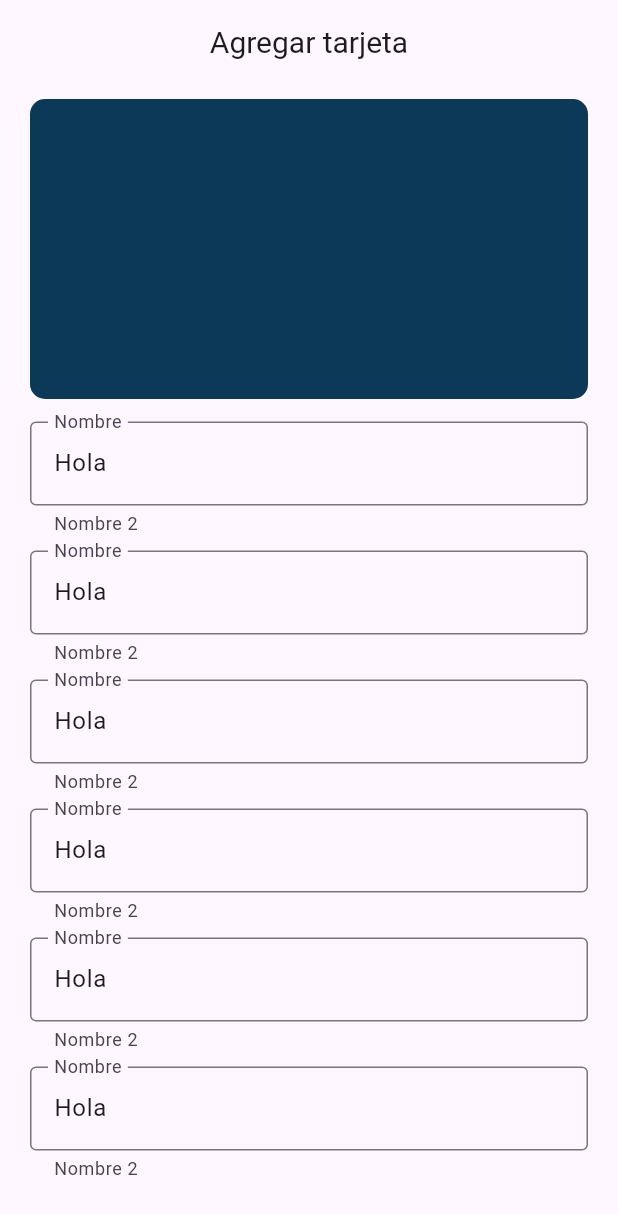
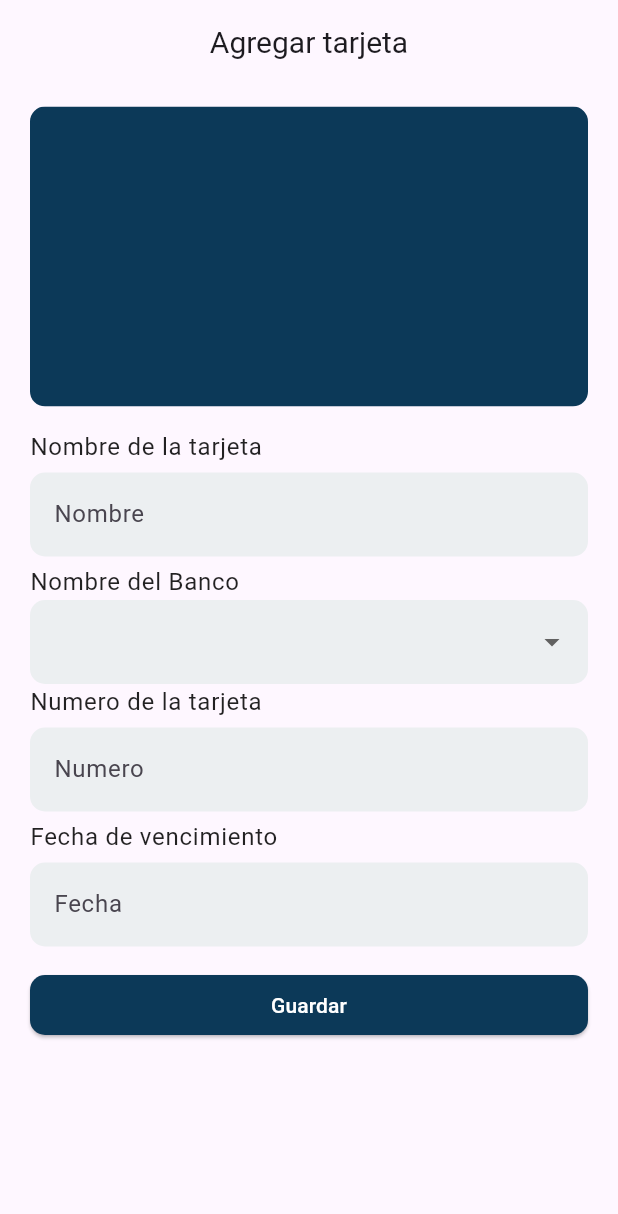
Before and after one commit to OscarOcomatl/banca_movil, a Flutter app: the AddNewCard screen opened by its route, on a phone screen of 412 x 824 dp. Shown: the top 1214 px of the screen. Run offline on Flutter 3.47's test engine with Material 3 defaults, Android fonts, the phone set to English and light mode, and no system bars; our stand-ins replace go_router.

Commit message:
Avances add new card screen

```diff
--- a/lib/presentation/screens/add_new_card/add_new_card.dart
+++ b/lib/presentation/screens/add_new_card/add_new_card.dart
@@ -12,6 +12,7 @@ class AddNewCard extends StatelessWidget {
 
     final GlobalKey<FormState> formKey = GlobalKey<FormState>();
 
+
     return Scaffold(
       appBar: AppBar(
         centerTitle: true,
@@ -20,24 +21,19 @@ class AddNewCard extends StatelessWidget {
       body: SingleChildScrollView(
         child: Form(
           key: formKey,
-          child: Column(
+          child: const Column(
+            crossAxisAlignment: CrossAxisAlignment.start,
             children: [
-              Padding(
-                padding: const EdgeInsets.symmetric(horizontal: 20, vertical: 10),
-                child: ClipRRect(
-                  borderRadius: BorderRadius.circular(10),
-                  child: Container(
-                    height: 200,
-                    color: const Color.fromRGBO(12, 57, 88, 1),
-                  ),
-                ),
-              ),
-              CustomInputField(),
-              CustomInputField(),
-              CustomInputField(),
-              CustomInputField(),
-              CustomInputField(),
-              CustomInputField(),
+              CardDescription(),
+              TextDescription(description: 'Nombre de la tarjeta'),
+              InputInfoField(hintText: 'Nombre'),
+              TextDescription(description: 'Nombre del Banco'),
+              EntitiesDropDownButtonFormField(),
+              TextDescription(description: 'Numero de la tarjeta'),
+              InputInfoField(hintText: 'Numero'),
+              TextDescription(description: 'Fecha de vencimiento'),
+              InputInfoField(hintText: 'Fecha'),
+              SaveInfoButton()
             ],
           ),
         ),
--- /dev/null
+++ b/lib/presentation/widgets/add_new_card/card_description.dart
@@ -0,0 +1,21 @@
+import 'package:flutter/material.dart';
+
+class CardDescription extends StatelessWidget {
+  const CardDescription({
+    super.key,
+  });
+
+  @override
+  Widget build(BuildContext context) {
+    return Padding(
+      padding: const EdgeInsets.symmetric(horizontal: 20, vertical: 15),
+      child: ClipRRect(
+        borderRadius: BorderRadius.circular(10),
+        child: Container(
+          height: 200,
+          color: const Color.fromRGBO(12, 57, 88, 1),
+        ),
+      ),
+    );
+  }
+}
--- /dev/null
+++ b/lib/presentation/widgets/add_new_card/custom_drop_down_button_form_field.dart
@@ -0,0 +1,43 @@
+import 'package:flutter/material.dart';
+
+class EntitiesDropDownButtonFormField extends StatelessWidget {
+  const EntitiesDropDownButtonFormField({super.key});
+
+  @override
+  Widget build(BuildContext context) {
+    return Padding(
+      padding: const EdgeInsets.symmetric(horizontal: 20),
+      child: DropdownButtonFormField(
+        //ToDo: Leerlos de una lista de forma dinamica
+        items: const <DropdownMenuItem>[
+          DropdownMenuItem(value:'banamex',child: Text('Banamex')),
+          DropdownMenuItem(value:'azteca',child: Text('Banco Azteca')),
+          DropdownMenuItem(value:'santander',child: Text('Santander')),
+          DropdownMenuItem(value:'hsbc',child: Text('HSBC')),
+          DropdownMenuItem(value:'banxercito',child: Text('BanXercito')),
+        ],
+        onChanged: (value){
+          print(value);
+        },
+        decoration: InputDecoration(
+          // hintText: hintText,
+          // labelText: labelText,
+          focusedBorder: OutlineInputBorder(
+            // borderSide: const BorderSide(color: Colors.black54),
+            borderSide: const BorderSide(color: Colors.black12),
+            borderRadius: BorderRadius.circular(10)
+          ),
+          enabledBorder: OutlineInputBorder(
+            borderSide: const BorderSide(
+              // color: Colors.black54,
+              color: Colors.transparent
+            ),
+            borderRadius: BorderRadius.circular(10)
+          ),
+          filled: true,
+          fillColor: const Color.fromRGBO(	236, 239, 241, 1),
+        ),
+      ),
+    );
+  }
+}
--- a/lib/presentation/widgets/add_new_card/custom_input_field.dart
+++ b/lib/presentation/widgets/add_new_card/custom_input_field.dart
@@ -1,11 +1,18 @@
+import 'package:flutter/material.dart';
+
+class InputInfoField extends StatelessWidget{
+
+  final String? labelText;
+  final String? initialValue;
+  final String? hintText;
 
 
-import 'package:flutter/material.dart';
-
-class CustomInputField extends StatelessWidget{
-
-
-const CustomInputField({super.key});
+const InputInfoField({
+  this.labelText,
+  this.initialValue,
+  this.hintText,
+  super.key
+  });
 
 @override
 Widget build(BuildContext context){
@@ -13,7 +20,7 @@ Widget build(BuildContext context){
     padding: const EdgeInsets.symmetric(horizontal: 20, vertical: 5),
     child: TextFormField(
       autofocus: false,
-      initialValue: 'Hola',
+      initialValue: initialValue,
       textCapitalization: TextCapitalization.words,
       keyboardType: TextInputType.name,
       obscureText: false,
@@ -25,20 +32,22 @@ Widget build(BuildContext context){
       },
       autovalidateMode: AutovalidateMode.onUserInteraction,
       decoration: InputDecoration(
-        hintText: 'Nombre de la tarjeta',
-        labelText: 'Nombre',
-        helperText: 'Nombre 2',
-        border: OutlineInputBorder(),
-        // hoverColor: Colors.red
-        // labelStyle: TextStyle(
-        //   backgroundColor: Colors.red
-        // )
-        // hoverColor: Colors.red
-        // border: InputBorder.none
-        // counterText: '1',
-        // suffixIcon: Icon(Icons.circle),
-        // icon: Icon(Icons.square)
-
+        hintText: hintText,
+        labelText: labelText,
+        focusedBorder: OutlineInputBorder(
+          // borderSide: const BorderSide(color: Colors.black54),
+          borderSide: const BorderSide(color: Colors.black12),
+          borderRadius: BorderRadius.circular(10)
+        ),
+        enabledBorder: OutlineInputBorder(
+          borderSide: const BorderSide(
+            // color: Colors.black54,
+            color: Colors.transparent
+          ),
+          borderRadius: BorderRadius.circular(10)
+        ),
+        filled: true,
+        fillColor: const Color.fromRGBO(	236, 239, 241, 1),
       ),
     ),
   );
--- /dev/null
+++ b/lib/presentation/widgets/add_new_card/custom_text_description.dart
@@ -0,0 +1,26 @@
+import 'package:flutter/material.dart';
+
+class TextDescription extends StatelessWidget {
+
+  final String description;
+
+  const TextDescription({
+    required this.description,
+    super.key,
+  });
+
+
+  @override
+  Widget build(BuildContext context) {
+
+    final textStyle = Theme.of(context).textTheme.bodyLarge?.copyWith(
+      color: Colors.black87,
+      fontWeight: FontWeight.normal
+    );
+
+    return Padding(
+      padding: const EdgeInsets.symmetric(horizontal: 20),
+      child: Text(description, textAlign: TextAlign.left, style: textStyle),
+    );
+  }
+}
--- /dev/null
+++ b/lib/presentation/widgets/add_new_card/save_info_button.dart
@@ -0,0 +1,31 @@
+import 'package:flutter/material.dart';
+
+
+class SaveInfoButton extends StatelessWidget {
+
+  const SaveInfoButton({super.key});
+
+  @override
+  Widget build( BuildContext context ){
+    return Padding(
+      padding: const EdgeInsets.symmetric(horizontal: 20, vertical: 10),
+      child: ElevatedButton(
+        onPressed: (){},
+        child: const SizedBox(
+          width: double.infinity,
+          child: Center(
+            child: Text('Guardar'),
+          ),
+        ),
+        style: ElevatedButton.styleFrom(
+          foregroundColor: Colors.white,
+          backgroundColor: const Color.fromRGBO(12, 57, 88, 1),
+          shape: RoundedRectangleBorder(
+            borderRadius: BorderRadius.circular(10)
+          )
+        ),
+      ),
+    );
+  }
+
+}
--- a/lib/presentation/widgets/widgets.dart
+++ b/lib/presentation/widgets/widgets.dart
@@ -3,5 +3,9 @@ export 'home/card/custom_card.dart';
 export 'home/last_transactions/last_transactions.dart';
 export 'home/last_transactions/transaction_info.dart';
 export 'home/total_amount_info/total_amont_info.dart';
+export 'package:banca_movil/presentation/widgets/add_new_card/card_description.dart';
+export 'package:banca_movil/presentation/widgets/add_new_card/custom_drop_down_button_form_field.dart';
 export 'package:banca_movil/presentation/widgets/add_new_card/custom_input_field.dart';
+export 'package:banca_movil/presentation/widgets/add_new_card/custom_text_description.dart';
+export 'package:banca_movil/presentation/widgets/add_new_card/save_info_button.dart';
 export 'package:banca_movil/presentation/widgets/side_menu/side_menu.dart';
```
